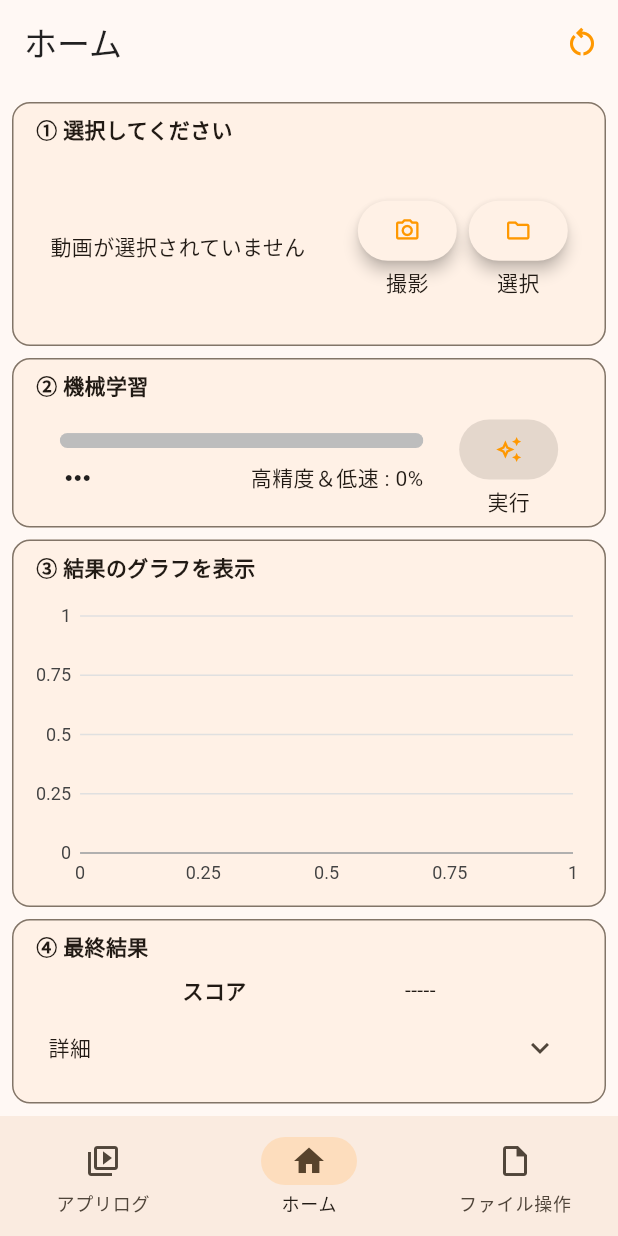
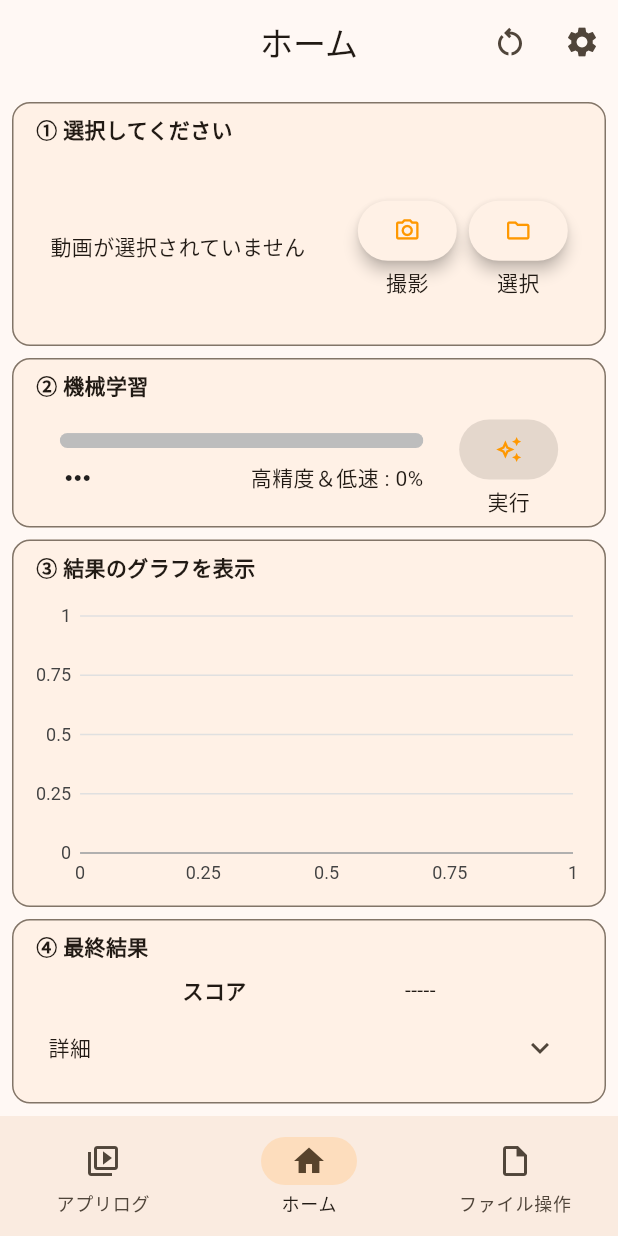
Before and after one commit to HarumaIto/walking_analysis, a Flutter app: the screen it shows after launch, after a tap on "スキップ", after a tap on "アプリへ", on a phone screen of 412 x 824 dp. Run offline on Flutter 3.47's test engine with Material 2 defaults, Android fonts, the phone set to English and light mode, and no system bars; our stand-ins replace charts_flutter, csv, firebase_core, flutter_native_splash, flutter_riverpod, fluttertoast and 5 more; missing offline and left inert: flutter_ffmpeg, fraction, video_thumbnail; accounts and stored records are empty; generated files the repository leaves out were written again; network calls fail.

Commit message:
設定画面を追加

```diff
--- a/lib/main.dart
+++ b/lib/main.dart
@@ -2,6 +2,7 @@ import 'package:flutter/material.dart';
 import 'package:flutter/services.dart';
 import 'package:flutter_native_splash/flutter_native_splash.dart';
 import 'package:flutter_riverpod/flutter_riverpod.dart';
+import 'package:walking_analysis/repository/sharedpref_repository.dart';
 
 import 'app.dart';
 import 'model/configs/static_var.dart';
@@ -9,7 +10,7 @@ import 'model/video_file_path.dart';
 import 'package:firebase_core/firebase_core.dart';
 import 'firebase_options.dart';
 
-void main() {
+void main() async{
   WidgetsBinding widgetsBinding = WidgetsFlutterBinding.ensureInitialized();
   FlutterNativeSplash.preserve(widgetsBinding: widgetsBinding);
 
@@ -17,7 +18,7 @@ void main() {
   WidgetsFlutterBinding.ensureInitialized();
   SystemChrome.setEnabledSystemUIMode(SystemUiMode.immersiveSticky);
 
-  Firebase.initializeApp(
+  await Firebase.initializeApp(
     options: DefaultFirebaseOptions.currentPlatform,
   );
 
@@ -28,7 +29,9 @@ void main() {
   );
 
   // pathの設定
-  VideoFilePath.setup();
+  VideoFilePath().setupPath();
   // 比較用データの設定
   StaticVar().setComparisonData();
+  // ユーザー設定の初期化
+  UserSettingPreference().initUserSetting();
 }
--- a/lib/model/video_file_path.dart
+++ b/lib/model/video_file_path.dart
@@ -6,12 +6,6 @@ class VideoFilePath {
   static String mlInputPath = '';
   static String mlOutputPath = '';
 
-  VideoFilePath();
-
-  VideoFilePath.setup() {
-    setupPath();
-  }
-
   void setupPath() async {
     trInputPath = (await getExternalStorageDirectory())!.path + '/select.mp4';
     mlInputPath = (await getExternalStorageDirectory())!.path + '/input.mp4';
--- /dev/null
+++ b/lib/repository/sharedpref_repository.dart
@@ -0,0 +1,22 @@
+import 'package:shared_preferences/shared_preferences.dart';
+
+class UserSettingPreference {
+  // staticとしてインスタンスを事前に作成
+  static final UserSettingPreference _instance = UserSettingPreference._internal();
+  // Factoryコンストラクタ
+  factory UserSettingPreference(){
+    return _instance;
+  }
+  // 内部で利用する別名コンストラクタ
+  UserSettingPreference._internal();
+
+  late final SharedPreferences prefs;
+  bool? isSaveVideo = false;
+
+  void initUserSetting() async {
+    prefs = await SharedPreferences.getInstance();
+
+    prefs.setBool('isSaveVideo', false);
+    prefs.setString('useModel', 'movenetThunder');
+  }
+}
--- a/lib/screen/main_page.dart
+++ b/lib/screen/main_page.dart
@@ -6,7 +6,6 @@ import '../model/configs/page_list.dart';
 import '../model/configs/static_var.dart';
 import '../state/home_providers.dart';
 import '../utility/file_processor.dart';
-import '../widget/bottom_navigation_bar.dart';
 
 class MyMainPage extends ConsumerStatefulWidget {
   const MyMainPage({Key? key}) : super(key: key);
--- a/lib/screen/trimming_page.dart
+++ b/lib/screen/trimming_page.dart
@@ -136,7 +136,7 @@ class _TrimmingPageState extends State<TrimmingPage> {
         finishedDialog(context);
       });
       Navigator.push(
-          context, MaterialPageRoute(builder: (context) =>  const MyMainPage())
+          context, MaterialPageRoute(builder: (_) =>  const MyMainPage())
       );
     }).catchError((error) {
       print('Error');
@@ -182,7 +182,8 @@ class _TrimmingPageState extends State<TrimmingPage> {
 
     return Scaffold(
       appBar: AppBar(
-        title: const Text('Trimming', style: TextStyle(color: Colors.black87),)
+        title: const Text('トリミング'),
+        centerTitle: true,
       ),
       body: SafeArea(
         child: Container(
--- a/lib/screen/view/file_library_page.dart
+++ b/lib/screen/view/file_library_page.dart
@@ -94,7 +94,8 @@ class FileLibraryPageState extends ConsumerState<FileLibraryPage> {
 
     return Scaffold(
       appBar: AppBar(
-        title: const Text('ファイル操作', style: TextStyle(color: Colors.black87)),
+        title: const Text('ファイル操作'),
+        centerTitle: true,
         actions: [
           PopupMenuButton<String>(
             onSelected: (s) {
--- a/lib/screen/view/home_page.dart
+++ b/lib/screen/view/home_page.dart
@@ -1,5 +1,6 @@
 import 'package:flutter/material.dart';
 import 'package:flutter_riverpod/flutter_riverpod.dart';
+import 'package:walking_analysis/screen/user_setting_page.dart';
 
 import '../../repository/restart_repository.dart';
 import '../../state/home_providers.dart';
@@ -18,14 +19,23 @@ class HomePage extends ConsumerWidget {
 
     return Scaffold(
       appBar: AppBar(
-        title: const Text('ホーム', style: TextStyle(color: Colors.black87)),
+        title: const Text('ホーム'),
+        centerTitle: true,
         actions: [
           IconButton(
             onPressed: buttonState
                 ? () => RestartRepository().restart(ref)
                 : null,
-            icon: const Icon(Icons.restart_alt_outlined, color: Colors.orange),
+            icon: const Icon(Icons.restart_alt_outlined),
           ),
+          IconButton(
+            onPressed: () {
+              Navigator.push(
+                  context, MaterialPageRoute(builder: (_) => UserSettingPage())
+              );
+            },
+            icon: const Icon(Icons.settings)
+          )
         ],
       ),
       body: SingleChildScrollView(
--- a/lib/screen/view/log_page.dart
+++ b/lib/screen/view/log_page.dart
@@ -27,7 +27,8 @@ class LogPage extends ConsumerWidget {
 
     return Scaffold(
       appBar: AppBar(
-        title: const Text('アプリログ', style: TextStyle(color: Colors.black87)),
+        title: const Text('アプリログ'),
+        centerTitle: true,
       ),
       body: SingleChildScrollView(
         child: Column(
```
Also changed, not shown: lib/screen/user_setting_page.dart (added, +100 -0 lines), lib/widget/bottom_navigation_bar.dart (deleted, +0 -62 lines).
